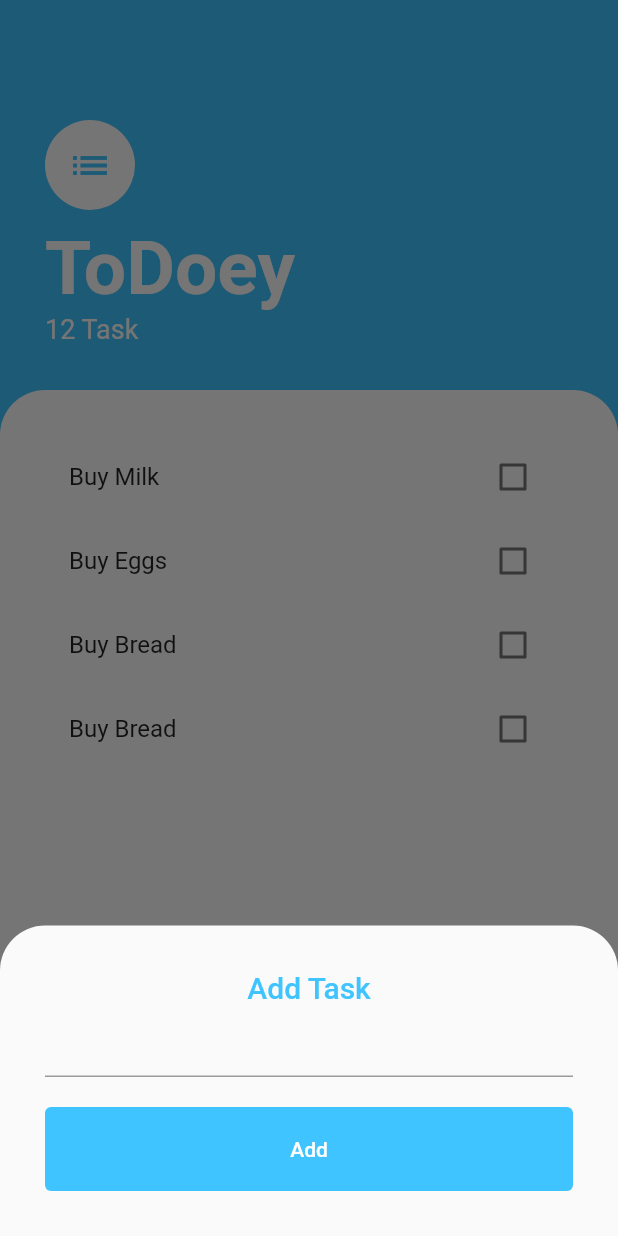
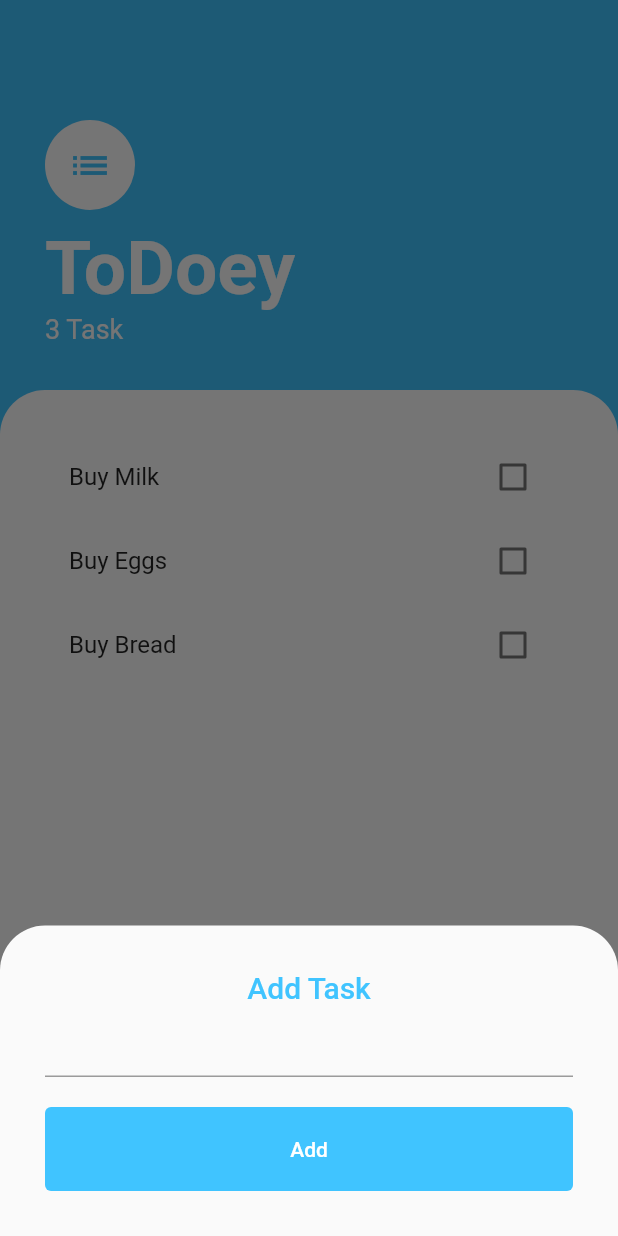
Before and after one commit to RichardCastuera/Todoey, a Flutter app: the screen it shows after launch, after a tap on the "add" icon, on a phone screen of 412 x 824 dp. Run offline on Flutter 3.47's test engine with Material 2 defaults, Android fonts, the phone set to English and light mode, and no system bars.

Commit message:
feat(todoey_app): Lifted States

```diff
--- a/todoey_app/lib/model/task.dart
+++ b/todoey_app/lib/model/task.dart
@@ -1,5 +1,5 @@
 class Task {
-  String? name;
+  String name;
   bool isDone;
 
   Task({required this.name, this.isDone = false});
--- a/todoey_app/lib/screens/add_task_screen.dart
+++ b/todoey_app/lib/screens/add_task_screen.dart
@@ -1,12 +1,19 @@
 import 'package:flutter/material.dart';
 
-Container addTask() {
+class AddTask extends StatelessWidget {
+  Function addTaskCallback;
+
+  AddTask({required this.addTaskCallback});
+
+  @override
+  Widget build(BuildContext context) {
+    String? newTaskTitle;
     return Container(
       padding: EdgeInsets.all(30.0),
       child: Column(
         crossAxisAlignment: CrossAxisAlignment.stretch,
         children: [
-        const Text(
+          Text(
             'Add Task',
             textAlign: TextAlign.center,
             style: TextStyle(
@@ -15,8 +22,13 @@ Container addTask() {
               fontWeight: FontWeight.w500,
             ),
           ),
-        const TextField(),
-        const SizedBox(
+          TextField(
+            textAlign: TextAlign.center,
+            onChanged: (newText) {
+              newTaskTitle = newText;
+            },
+          ),
+          SizedBox(
             height: 20.0,
           ),
           TextButton(
@@ -26,7 +38,9 @@ Container addTask() {
                 EdgeInsets.symmetric(vertical: 20.0),
               ),
             ),
-          onPressed: () {},
+            onPressed: () {
+              addTaskCallback(newTaskTitle);
+            },
             child: const Text(
               'Add',
               style: TextStyle(
@@ -38,3 +52,4 @@ Container addTask() {
       ),
     );
   }
+}
--- a/todoey_app/lib/screens/task_screen.dart
+++ b/todoey_app/lib/screens/task_screen.dart
@@ -1,10 +1,20 @@
 import 'package:flutter/material.dart';
+import '../model/task.dart';
 import '../utilities/border_radius.dart';
 import '../widgets/task_list.dart';
 import 'add_task_screen.dart';
 
-class TaskScreen extends StatelessWidget {
-  const TaskScreen({super.key});
+class TaskScreen extends StatefulWidget {
+  @override
+  State<TaskScreen> createState() => _TaskScreenState();
+}
+
+class _TaskScreenState extends State<TaskScreen> {
+  List<Task> tasks = [
+    Task(name: 'Buy Milk'),
+    Task(name: 'Buy Eggs'),
+    Task(name: 'Buy Bread'),
+  ];
 
   @override
   Widget build(BuildContext context) {
@@ -22,7 +32,12 @@ class TaskScreen extends StatelessWidget {
               child: Container(
                 padding: EdgeInsets.only(
                     bottom: MediaQuery.of(context).viewInsets.bottom),
-                child: addTask(),
+                child: AddTask(addTaskCallback: (newTaskTitle) {
+                  setState(() {
+                    tasks.add(Task(name: newTaskTitle));
+                  });
+                  Navigator.pop(context);
+                }),
               ),
             ),
           );
@@ -64,7 +79,7 @@ class TaskScreen extends StatelessWidget {
                   ),
                 ),
                 Text(
-                  '12 Task',
+                  '${tasks.length} Task',
                   style: TextStyle(
                     color: Colors.white,
                     fontSize: 18.0,
@@ -79,7 +94,7 @@ class TaskScreen extends StatelessWidget {
                 color: Colors.white,
                 borderRadius: buildBorderRadius(),
               ),
-              child: TasksList(),
+              child: TasksList(task: tasks),
             ),
           ),
         ],
--- a/todoey_app/lib/widgets/task_list.dart
+++ b/todoey_app/lib/widgets/task_list.dart
@@ -3,34 +3,31 @@ import '../model/task.dart';
 import 'task_tile.dart';
 
 class TasksList extends StatefulWidget {
+  List<Task> task;
+
+  TasksList({required this.task});
+
   @override
   State<TasksList> createState() => _TasksListState();
 }
 
 class _TasksListState extends State<TasksList> {
-  List<Task> tasks = [
-    Task(name: 'Buy Milk'),
-    Task(name: 'Buy Eggs'),
-    Task(name: 'Buy Bread'),
-    Task(name: 'Buy Bread'),
-  ];
-
   @override
   Widget build(BuildContext context) {
     return ListView.builder(
       padding: EdgeInsets.all(30.0),
       itemBuilder: (context, index) {
         return TaskTile(
-          isChecked: tasks[index].isDone,
-          taskTitle: tasks[index].name,
+          isChecked: widget.task[index].isDone,
+          taskTitle: widget.task[index].name,
           checkboxCallback: (checkboxState) {
             setState(() {
-              tasks[index].toggleDone();
+              widget.task[index].toggleDone();
             });
           },
         );
       },
-      itemCount: tasks.length,
+      itemCount: widget.task.length,
     );
   }
 }
```
Lines whose indentation alone changed are shown as unchanged.
